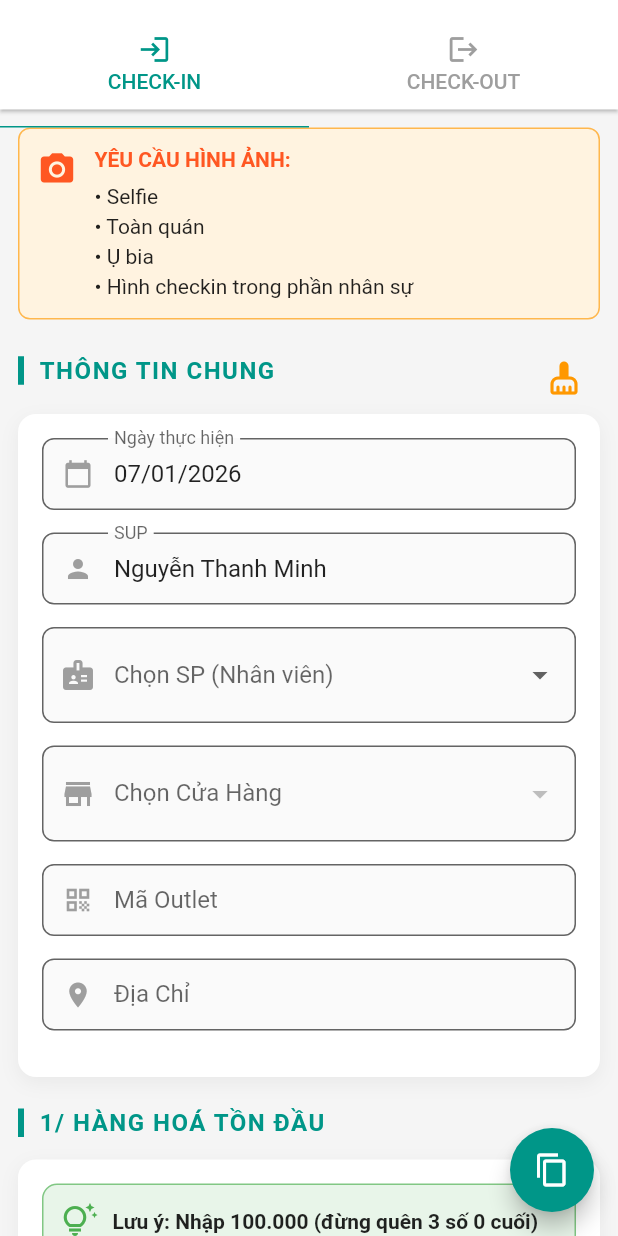
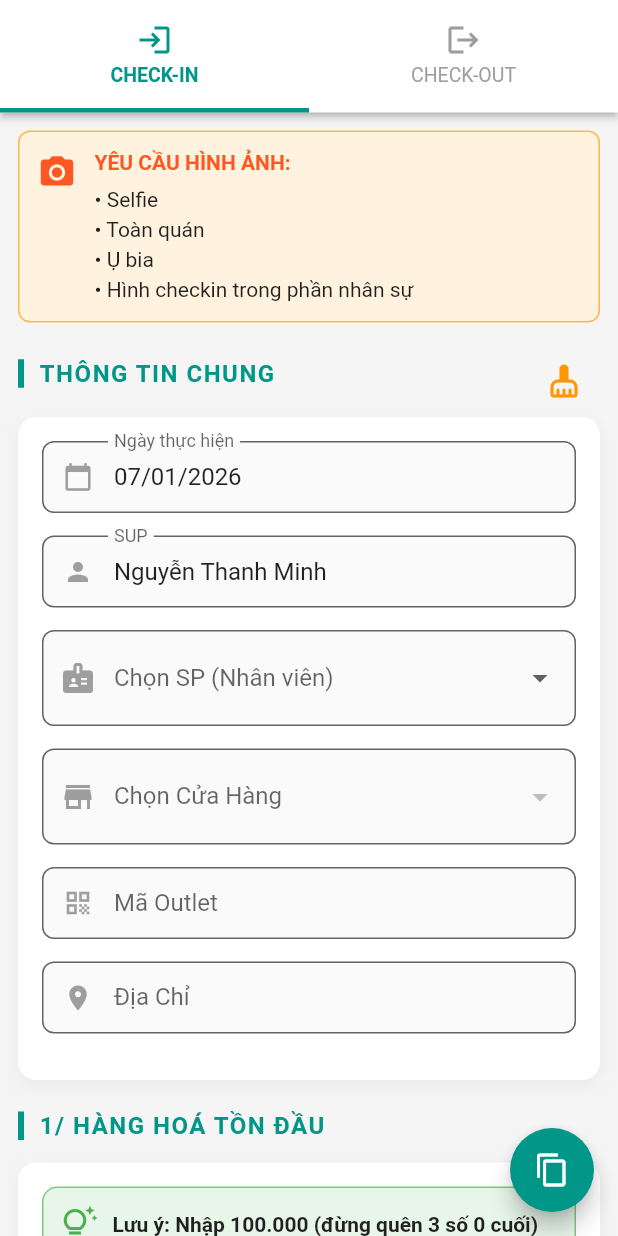
Before and after one commit to ThanhMinh1602/heneiken_report, a Flutter app: the screen it shows after launch, on a phone screen of 412 x 824 dp. Run offline on Flutter 3.47's test engine with Material 3 defaults, Android fonts, the light colour scheme and no system bars; our stand-ins replace shared_preferences.

```diff
--- a/lib/main.dart
+++ b/lib/main.dart
@@ -7,15 +7,16 @@ void main() {
   runApp(
     MaterialApp(
       debugShowCheckedModeBanner: false,
-      home: const WorkReportApp(),
+      // Đặt theme chung ở đây để đồng bộ
       theme: ThemeData(
         useMaterial3: false,
         primaryColor: AppColors.primaryCheckOut,
+        scaffoldBackgroundColor: AppColors.bgGrey, // Màu nền chung
         colorScheme: ColorScheme.fromSeed(
           seedColor: AppColors.primaryCheckOut,
         ),
-        // ... (giữ nguyên theme cũ của bạn) ...
       ),
+      home: const WorkReportApp(),
     ),
   );
 }
@@ -27,44 +28,57 @@ class WorkReportApp extends StatelessWidget {
   Widget build(BuildContext context) {
     return DefaultTabController(
       length: 2,
-      child: SafeArea( // 1. Thêm SafeArea để tránh bị tai thỏ che mất TabBar
+      child: SafeArea(
         child: Scaffold(
-          backgroundColor: AppColors.bgGrey,
           appBar: AppBar(
             backgroundColor: Colors.white,
-            foregroundColor: Colors.black87,
-            elevation: 1,
-            toolbarHeight:  0, // Giữ nguyên để ẩn toolbar
+            elevation: 2, // Tăng bóng đổ nhẹ để tách biệt hẳn với body
+            toolbarHeight: 0, // Ẩn toolbar chuẩn
+
             bottom: const TabBar(
+              // MÀU SẮC & INDICATOR
               labelColor: AppColors.primaryCheckIn,
               unselectedLabelColor: Colors.grey,
               indicatorColor: AppColors.primaryCheckIn,
-              indicatorWeight: 1,
+              indicatorWeight: 3, // Dày hơn chút để rõ ràng
+              indicatorSize: TabBarIndicatorSize.tab, // Gạch chân full chiều rộng tab
 
-              // 2. Chỉnh padding về 0 hoặc rất nhỏ để Tab gọn nhất có thể
-              labelPadding: EdgeInsets.symmetric(vertical: 6),
+              // TYPOGRAPHY (FONT CHỮ)
+              labelStyle: TextStyle(
+                fontWeight: FontWeight.bold, // Tab được chọn sẽ in đậm
+                fontSize: 13,
+              ),
+              unselectedLabelStyle: TextStyle(
+                fontWeight: FontWeight.normal, // Tab chưa chọn in thường
+                fontSize: 13,
+              ),
+
+              // SPACING (KHOẢNG CÁCH)
+              // Xóa labelPadding cứng để tránh overflow trên máy nhỏ
+              // labelPadding: EdgeInsets.zero,
 
               tabs: [
                 Tab(
-                  icon: Icon(Icons.login, size: 22),
+                  icon: Icon(Icons.login), // Để size mặc định (24) hoặc chỉnh 22 tuỳ ý
                   text: "CHECK-IN",
-                  // 3. XÓA thuộc tính height: 50 (nguyên nhân gây overflow)
-                  iconMargin: EdgeInsets.only(bottom: 2),
+                  iconMargin: EdgeInsets.only(bottom: 4), // Khoảng cách chuẩn
                 ),
                 Tab(
-                  icon: Icon(Icons.logout, size: 22),
+                  icon: Icon(Icons.logout),
                   text: "CHECK-OUT",
-                  // 3. XÓA thuộc tính height: 50
-                  iconMargin: EdgeInsets.only(bottom: 2),
+                  iconMargin: EdgeInsets.only(bottom: 4),
                 ),
               ],
             ),
           ),
+
+          // BODY
           body: const TabBarView(
+            physics: BouncingScrollPhysics(), // Hiệu ứng lướt mượt mà
             children: [
               CheckInScreen(),
               CheckOutScreen()
-            ]
+            ],
           ),
         ),
       ),
```
